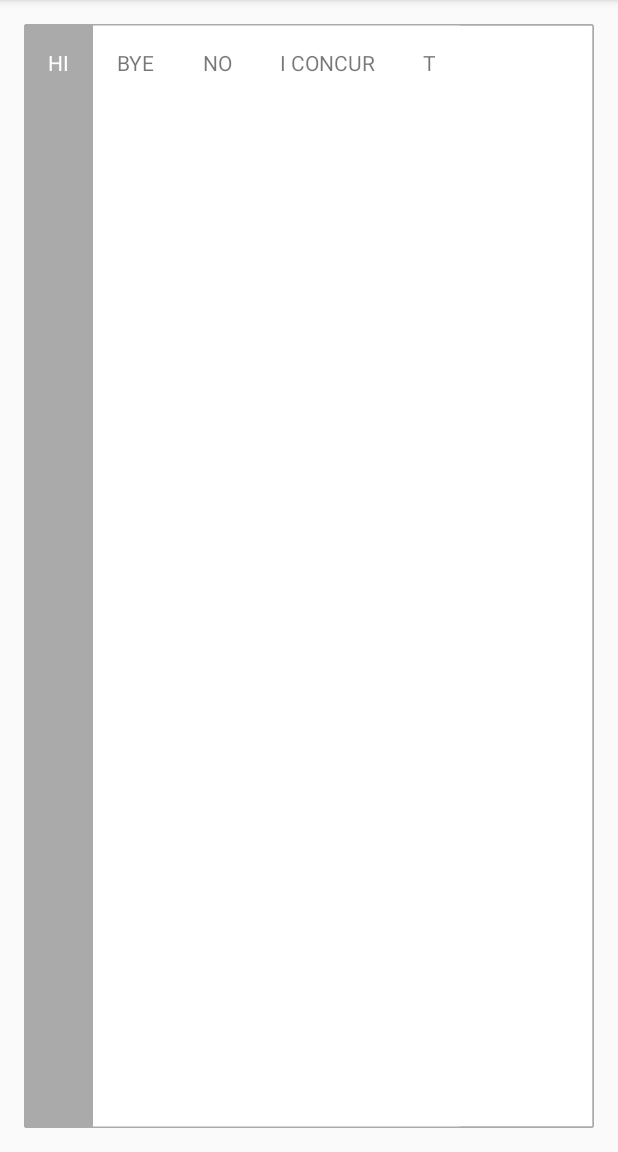
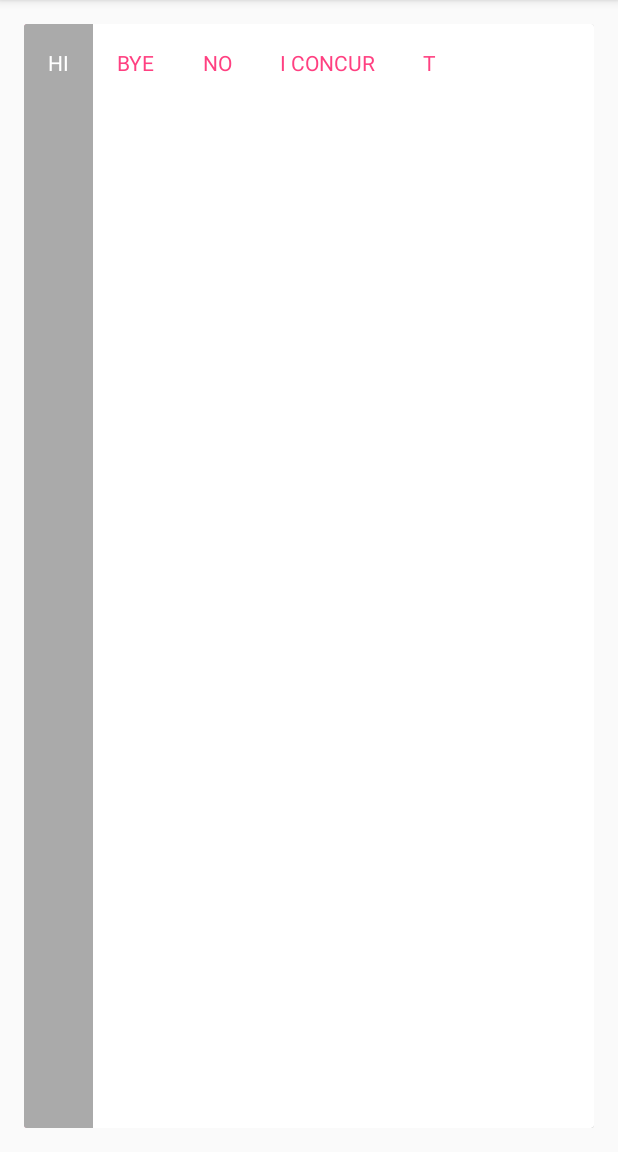
Before and after one commit to shalskar/ControlView, an Android app: the screen it shows after launch (MainActivity), on a phone screen of 412 x 824 dp, the part 84-1236 px from its top. Run offline under Robolectric (Android 15) with nearby library versions, the phone set to English and light mode, and no system bars; 2 statements that could not run were skipped.

Commit message:
- Add various styles - Use booleans instead of enums for raised/border - Refactor some areas

```diff
--- a/app/src/main/java/com/controlview/shalskar/controlviewdemo/MainActivity.java
+++ b/app/src/main/java/com/controlview/shalskar/controlviewdemo/MainActivity.java
@@ -22,7 +22,7 @@ public class MainActivity extends AppCompatActivity {
         this.controlView1 = (ControlView) findViewById(R.id.controlview1);
         this.controlView1.setBaseColour(android.R.color.white);
         this.controlView1.setAccentColour(R.color.colorAccent);
-        this.controlView1.setControlOptions(Arrays.asList("Auction", "Classified"));
+        this.controlView1.setControlOptions(Arrays.asList("Auction", "Classified", "Other"));
         this.controlView1.setOnControlOptionSelectedListener(new ControlView.OnControlOptionSelectedListener() {
             @Override
             public void onControlOptionSelected(int position, @NonNull String controlOption) {
--- a/app/src/main/res/layout/activity_main.xml
+++ b/app/src/main/res/layout/activity_main.xml
@@ -13,11 +13,9 @@
 
     <com.controlview.shalskar.controlview.ControlView
         android:id="@+id/controlview1"
+        style="@style/ControlView.Flat"
         android:layout_width="wrap_content"
-        android:layout_height="wrap_content"
-        controlView:selectedTextColor="@color/selectedTextColour"
-        controlView:unselectedTextColor="@color/unselectedTextColour"
-        />
+        android:layout_height="wrap_content"/>
 
     <com.controlview.shalskar.controlview.ControlView
         android:id="@+id/controlview2"
@@ -25,7 +23,6 @@
         android:layout_width="wrap_content"
         android:layout_height="wrap_content"
         controlView:selectedTextColor="@color/selectedTextColour"
-        controlView:unselectedTextColor="@color/unselectedTextColour"
-        />
+        controlView:unselectedTextColor="@color/unselectedTextColour"/>
 
 </RelativeLayout>
--- a/app/src/main/res/values/colors.xml
+++ b/app/src/main/res/values/colors.xml
@@ -5,5 +5,5 @@
     <color name="colorAccent">#FF4081</color>
 
     <color name="selectedTextColour">#FFFFFF</color>
-    <color name="unselectedTextColour">#88000000</color>
+    <color name="unselectedTextColour">@color/colorAccent</color>
 </resources>
--- a/controlview/src/main/java/com/controlview/shalskar/controlview/ControlView.java
+++ b/controlview/src/main/java/com/controlview/shalskar/controlview/ControlView.java
@@ -40,13 +40,9 @@ public class ControlView extends CardView {
      * Attributes
      **/
 
-    private enum Type {
-        FLAT,
-        FLAT_BORDER,
-        RAISED
-    }
+    private boolean hasBorder;
 
-    private Type type = Type.RAISED;
+    private boolean isRaised;
 
     private int controlOptionTextViewPadding;
 
@@ -99,22 +95,21 @@ public class ControlView extends CardView {
     }
 
     private void resolveAttributes(@NonNull AttributeSet attributesSet) {
-        // todo check default styled res
-        TypedArray typedArray = getContext().obtainStyledAttributes(attributesSet, R.styleable.ControlView, 0, 0);
+        TypedArray typedArray = getContext().obtainStyledAttributes(attributesSet, R.styleable.ControlView, 0, R.style.ControlView);
         try {
             this.selectedTextColour = typedArray.getColor(R.styleable.ControlView_selectedTextColor, getResources().getColor(android.R.color.white));
-            this.unselectedTextColour = typedArray.getColor(R.styleable.ControlView_unselectedTextColor, getResources().getColor(android.R.color.white));
+            this.unselectedTextColour = typedArray.getColor(R.styleable.ControlView_unselectedTextColor, getResources().getColor(android.R.color.black));
             this.baseColour = typedArray.getColor(R.styleable.ControlView_baseColor, getResources().getColor(android.R.color.white));
-            this.accentColour = typedArray.getColor(R.styleable.ControlView_accentColor, getResources().getColor(android.R.color.white));
-            // todo resolve type from resources
-            this.type = Type.FLAT_BORDER;
+            this.accentColour = typedArray.getColor(R.styleable.ControlView_accentColor, getResources().getColor(android.R.color.black));
+            this.isRaised = typedArray.getBoolean(R.styleable.ControlView_isRaised, false);
+            this.hasBorder = typedArray.getBoolean(R.styleable.ControlView_hasBorder, false);
         } finally {
             typedArray.recycle();
         }
     }
 
     private void initialise() {
-        float elevation = this.type == Type.RAISED ? BASE_ELEVATION : 0;
+        float elevation = this.isRaised ? BASE_ELEVATION : 0;
         setCardElevation(elevation);
     }
 
@@ -128,11 +123,10 @@ public class ControlView extends CardView {
     private void initialiseViews() {
         this.controlOptionsLinearLayout = (LinearLayout) findViewById(R.id.control_options_linearlayout);
 
-        boolean shouldDrawOutline = this.type == Type.FLAT_BORDER;
         this.foregroundView = (UnderlayView) findViewById(R.id.foreground_underlayview);
         this.backgroundView = (UnderlayView) findViewById(R.id.background_underlayview);
-        this.foregroundView.setDrawOutline(shouldDrawOutline);
-        this.backgroundView.setDrawOutline(shouldDrawOutline);
+        this.foregroundView.setDrawOutline(this.hasBorder);
+        this.backgroundView.setDrawOutline(this.hasBorder);
     }
 
     private void initialiseDimensions() {
@@ -201,10 +195,10 @@ public class ControlView extends CardView {
                 animateToPosition(event, this.selectedControlOptionPosition);
                 updateTextViewColours();
 
-                if (this.onControlOptionSelectedListener != null) {
+                if (this.onControlOptionSelectedListener != null)
                     this.onControlOptionSelectedListener.onControlOptionSelected(this.selectedControlOptionPosition,
                             this.controlOptions.get(selectedControlOptionPosition));
-                }
+
                 if (shouldAnimateElevation())
                     animateElevationDown();
                 break;
@@ -213,25 +207,33 @@ public class ControlView extends CardView {
     }
 
     private boolean shouldAnimateElevation() {
-        return isLollipop() && this.type == Type.RAISED;
+        return isLollipop() && this.isRaised;
     }
 
     private void animateToPosition(@NonNull MotionEvent motionEvent, int position) {
         this.backgroundView.setCurrentPosition(this.foregroundView.getCurrentPosition());
         this.foregroundView.setCurrentPosition(position);
 
-        if (isLollipop()) {
-            int circularRevealEndRadius = Math.max(getWidth(), getHeight());
-            ViewAnimationUtils.createCircularReveal(this.foregroundView,
-                    (int) motionEvent.getX(),
-                    (int) motionEvent.getY(),
-                    0,
-                    circularRevealEndRadius)
-                    .start();
-        } else {
-            this.foregroundView.setAlpha(0);
-            this.foregroundView.animate().alpha(1).start();
-        }
+        if (isLollipop())
+            circularRevealForegroundView((int) motionEvent.getX(), (int) motionEvent.getY());
+        else
+            fadeInForegroundView();
+
+
+        this.backgroundView.setAlpha(1);
+        this.backgroundView.animate().alpha(0).start();
+    }
+
+    private void circularRevealForegroundView(int x, int y) {
+        int circularRevealEndRadius = Math.max(getWidth(), getHeight());
+        ViewAnimationUtils.createCircularReveal(this.foregroundView, x, y, 0, circularRevealEndRadius).start();
+    }
+
+    private void fadeInForegroundView() {
+        this.foregroundView.setAlpha(0);
+        this.foregroundView.animate()
+                .alpha(1)
+                .start();
     }
 
     private void updateTextViewColours() {
--- a/controlview/src/main/java/com/controlview/shalskar/controlview/UnderlayView.java
+++ b/controlview/src/main/java/com/controlview/shalskar/controlview/UnderlayView.java
@@ -69,17 +69,20 @@ public class UnderlayView extends View {
         if (this.sectionWidths.length > 0) {
             int leftPosition = 0;
             for (int i = 0; i < this.sectionWidths.length; i++) {
-                int sectionWidth = this.sectionWidths[i];
-                Rect rect = new Rect(leftPosition, 0, leftPosition + sectionWidth, getHeight());
-                leftPosition += sectionWidth;
-
-                if (i == this.currentPosition)
-                    canvas.drawRect(rect, this.accentPaint);
-                else
-                    canvas.drawRect(rect, this.basePaint);
-
+                drawSection(canvas, leftPosition, i);
+                leftPosition += this.sectionWidths[i];
             }
         }
+    }
+
+    private void drawSection(@NonNull Canvas canvas, int leftPosition, int position) {
+        int sectionWidth = this.sectionWidths[position];
+        Rect rect = new Rect(leftPosition, 0, leftPosition + sectionWidth, getHeight());
+
+        if (position == this.currentPosition)
+            canvas.drawRect(rect, this.accentPaint);
+        else
+            canvas.drawRect(rect, this.basePaint);
     }
 
     private void drawOutline(@NonNull Canvas canvas) {
--- /dev/null
+++ b/controlview/src/main/res/drawable/custom_ripple.xml
@@ -0,0 +1,6 @@
+<?xml version="1.0" encoding="utf-8"?>
+<selector
+    xmlns:android="http://schemas.android.com/apk/res/android">
+    <item android:state_pressed="true" android:drawable="@android:color/holo_green_dark"/>
+    <item android:drawable="@android:color/holo_green_light"/>
+</selector>
--- a/controlview/src/main/res/layout/controlview.xml
+++ b/controlview/src/main/res/layout/controlview.xml
@@ -3,8 +3,7 @@
     xmlns:android="http://schemas.android.com/apk/res/android"
     android:layout_width="wrap_content"
     android:layout_height="wrap_content"
-    android:clickable="true"
-    android:foreground="?attr/selectableItemBackground">
+    android:clickable="true">
 
     <com.controlview.shalskar.controlview.UnderlayView
         android:id="@+id/background_underlayview"
--- a/controlview/src/main/res/values/attrs.xml
+++ b/controlview/src/main/res/values/attrs.xml
@@ -5,5 +5,7 @@
         <attr name="unselectedTextColor" format="color"/>
         <attr name="baseColor" format="color"/>
         <attr name="accentColor" format="color"/>
+        <attr name="isRaised" format="boolean"/>
+        <attr name="hasBorder" format="boolean"/>
     </declare-styleable>
 </resources>
--- /dev/null
+++ b/controlview/src/main/res/values/styles.xml
@@ -0,0 +1,24 @@
+<?xml version="1.0" encoding="utf-8"?>
+<resources>
+
+    <!--Default stye-->
+    <style name="ControlView">
+        <item name="baseColor">@android:color/white</item>
+        <item name="accentColor">?colorAccent</item>
+        <item name="isRaised">true</item>
+        <item name="hasBorder">false</item>
+        <item name="selectedTextColor">@android:color/white</item>
+        <item name="unselectedTextColor">?colorAccent</item>
+    </style>
+
+    <!--Flat button style-->
+    <style name="ControlView.Flat" parent="ControlView">
+        <item name="isRaised">false</item>
+    </style>
+
+    <!--Flat with border-->
+    <style name="ControlView.Flat.Border" parent="ControlView.Flat">
+        <item name="hasBorder">true</item>
+    </style>
+
+</resources>
```
Also changed, not shown: controlview/src/main/res/drawable-v21/custom_ripple.xml (added, +11 -0 lines).
